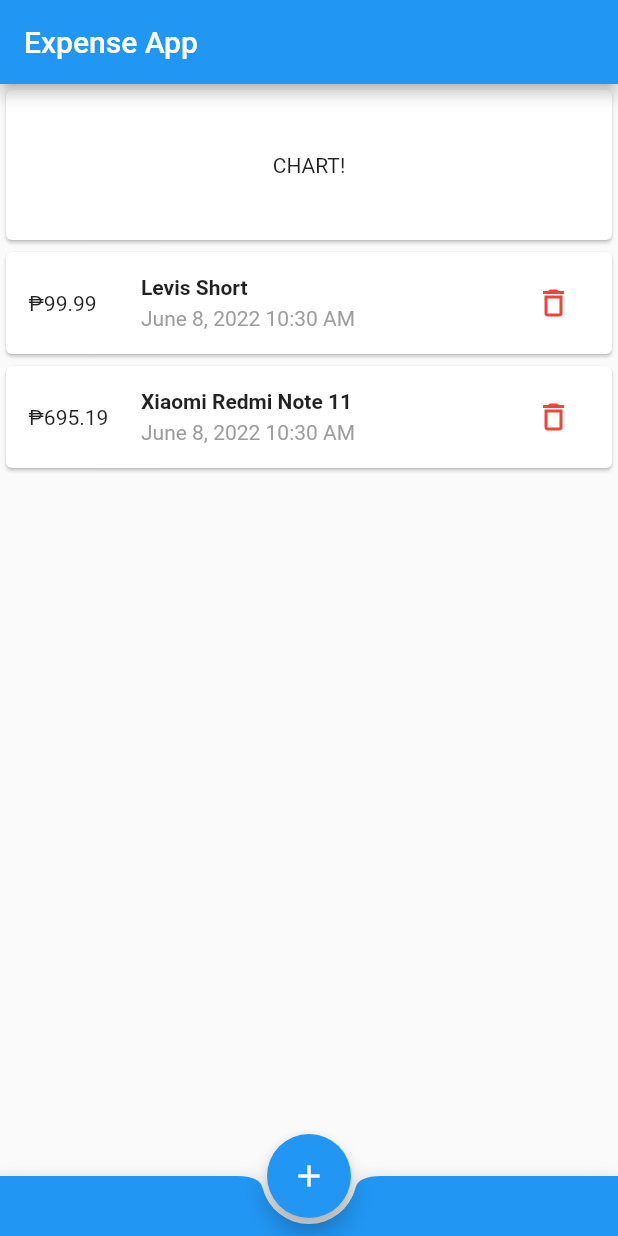
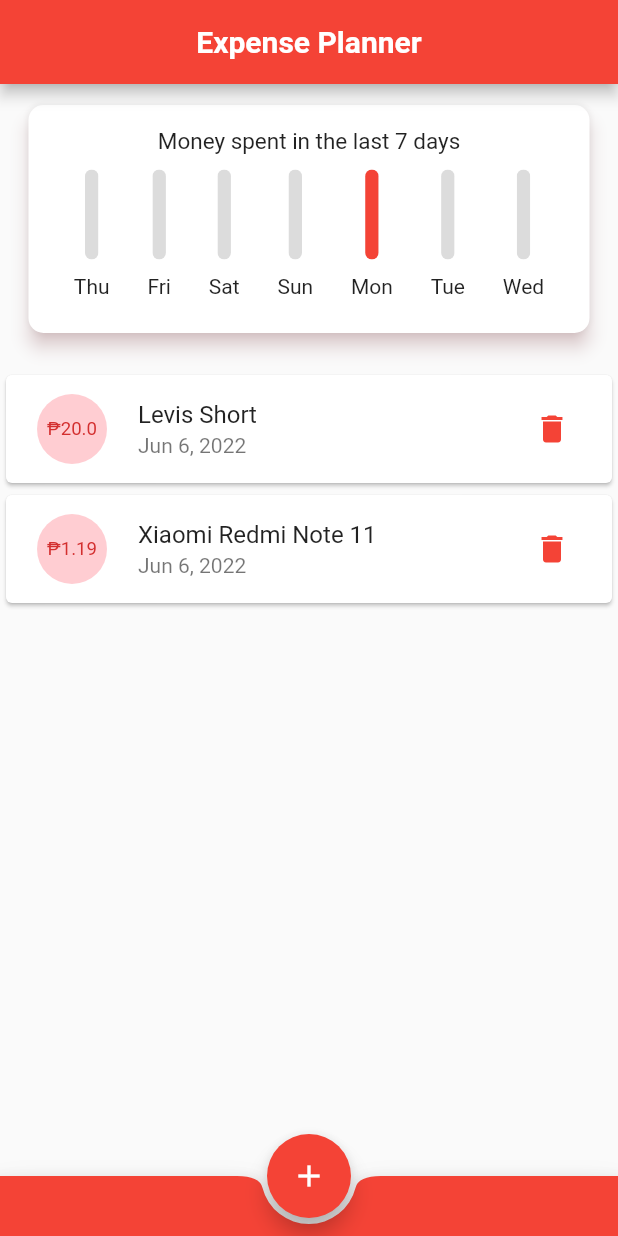
Before and after one commit to wayaneco/expense_app, a Flutter app: the screen it shows after launch, on a phone screen of 412 x 824 dp. Run offline on Flutter 3.47's test engine with Material 2 defaults, Android fonts, the phone set to English and light mode, and no system bars.

Commit message:
added bar chart

```diff
--- a/lib/main.dart
+++ b/lib/main.dart
@@ -12,12 +12,26 @@ class MyApp extends StatelessWidget {
   @override
   Widget build(BuildContext context) {
     return MaterialApp(
-        title: 'Flutter Demo',
+        title: 'Expense Planner',
         debugShowCheckedModeBanner: false,
         theme: ThemeData(
           // is not restarted.
-          primarySwatch: Colors.blue,
+          primarySwatch: Colors.red,
+          appBarTheme: const AppBarTheme(
+            centerTitle: true,
+            color: Colors.red,
+            titleTextStyle: TextStyle(
+              fontWeight: FontWeight.bold,
+              fontSize: 20,
+            ),
+          ),
+          buttonTheme: ButtonThemeData(
+            buttonColor: Theme.of(context).primaryColor,
+          ),
+          iconTheme: const IconThemeData(
+            color: Colors.grey,
+          ),
         ),
-        home: const MyHomepage());
+        home: MyHomepage());
   }
 }
--- a/lib/widgets/add_transactions.dart
+++ b/lib/widgets/add_transactions.dart
@@ -1,5 +1,6 @@
 import 'package:flutter/material.dart';
 import 'package:flutter/services.dart';
+import 'package:intl/intl.dart';
 
 class AddTransaction extends StatefulWidget {
   final addNewTransaction;
@@ -10,8 +11,17 @@ class AddTransaction extends StatefulWidget {
 }
 
 class _AddTransaction extends State<AddTransaction> {
+  final _formKey = GlobalKey<FormState>();
+
   final titleInput = TextEditingController();
   final amountInput = TextEditingController();
+  DateTime? selectedDate;
+
+  Map<String, bool> validatedFields = {
+    'titleInputValidate': false,
+    'amountInputValidate': false,
+    'selectedDateValidate': false
+  };
 
   @override
   void dispose() {
@@ -24,25 +34,64 @@ class _AddTransaction extends State<AddTransaction> {
     final enteredData = titleInput.text;
     final enteredAmount = double.parse(amountInput.text);
 
-    if (enteredData.isEmpty || enteredAmount <= 0) {
+    if (enteredData.isEmpty || enteredAmount <= 0 || selectedDate == null) {
+      setState(() {
+        validatedFields['titleInputValidate'] =
+            enteredData.isEmpty ? true : false;
+        validatedFields['amountInputValidate'] =
+            enteredAmount <= 0 ? true : false;
+        validatedFields['selectedDateValidate'] =
+            selectedDate == null ? true : false;
+      });
       return;
     }
 
-    widget.addNewTransaction(enteredData, enteredAmount);
+    widget.addNewTransaction(enteredData, enteredAmount, selectedDate);
     Navigator.pop(context);
+  }
+
+  void _presentDatePicker() {
+    showDatePicker(
+      context: context,
+      initialDate:
+          selectedDate != null ? selectedDate as DateTime : DateTime.now(),
+      firstDate: DateTime.now().subtract(
+        const Duration(days: 7),
+      ),
+      lastDate: DateTime.now(),
+    ).then(
+      (pickedDate) => {
+        if (pickedDate != null)
+          {
+            setState(
+              () {
+                selectedDate = pickedDate;
+              },
+            )
+          },
+      },
+    );
   }
 
   @override
   Widget build(BuildContext context) {
-    return Container(
+    return Form(
+      key: _formKey,
+      child: Container(
         height: 280,
         padding: const EdgeInsets.symmetric(horizontal: 15, vertical: 20),
         child: SingleChildScrollView(
-          child: Column(children: [
+          child: Column(
+            children: [
               TextField(
                 keyboardType: TextInputType.text,
                 controller: titleInput,
-              decoration: const InputDecoration(labelText: 'Title'),
+                decoration: InputDecoration(
+                  labelText: 'Title',
+                  errorText: validatedFields['selectedDateValidate'] == true
+                      ? "Error"
+                      : null,
+                ),
                 onSubmitted: (_) => submitData(),
               ),
               Container(
@@ -54,13 +103,39 @@ class _AddTransaction extends State<AddTransaction> {
                         labelText: 'Amount', prefixText: '₱'),
                     onSubmitted: (_) => submitData(),
                   )),
+              const SizedBox(
+                height: 7,
+              ),
+              Container(
+                child: Row(
+                  children: [
+                    Expanded(
+                      child: Text(
+                        selectedDate == null
+                            ? 'No Date Chosen'
+                            : DateFormat.yMMMd()
+                                .format(selectedDate as DateTime),
+                      ),
+                    ),
+                    ElevatedButton(
+                      onPressed: _presentDatePicker,
+                      child: Text('Choose Date'),
+                    )
+                  ],
+                ),
+              ),
               Container(
                 margin: const EdgeInsets.only(top: 15),
                 width: double.infinity,
                 child: ElevatedButton(
-                  onPressed: submitData, child: const Text('ADD TRANSACTION')),
+                  onPressed: submitData,
+                  child: const Text('ADD TRANSACTION'),
+                ),
               )
-          ]),
-        ));
+            ],
+          ),
+        ),
+      ),
+    );
   }
 }
--- /dev/null
+++ b/lib/widgets/bar.dart
@@ -0,0 +1,69 @@
+import 'package:flutter/material.dart';
+
+class Bar extends StatelessWidget {
+  final String label;
+  final double spendAmount;
+  final double percentageOfTotal;
+
+  const Bar(this.label, this.spendAmount, this.percentageOfTotal);
+
+  double get calculatePercentage {
+    if (percentageOfTotal.isNaN) {
+      return 0.0;
+    }
+
+    return percentageOfTotal;
+  }
+
+  @override
+  Widget build(BuildContext context) {
+    return Flexible(
+      flex: 1,
+      child: Column(
+        children: [
+          Container(
+            alignment: Alignment.bottomCenter,
+            height: 60,
+            width: 9,
+            clipBehavior: Clip.antiAliasWithSaveLayer,
+            decoration: BoxDecoration(
+              border: Border.all(width: 0.0, color: Colors.transparent),
+              borderRadius: BorderRadius.circular(20),
+            ),
+            child: Stack(
+              children: [
+                Container(
+                  color: const Color.fromRGBO(220, 220, 220, 1),
+                ),
+                Tooltip(
+                  verticalOffset: 25,
+                  decoration: BoxDecoration(
+                      color: Theme.of(context).primaryColor,
+                      borderRadius: BorderRadius.circular(5)),
+                  message: '₱${spendAmount.toStringAsFixed(2)}',
+                  triggerMode: TooltipTriggerMode.tap,
+                  showDuration: const Duration(seconds: 2),
+                  padding:
+                      const EdgeInsets.symmetric(horizontal: 10, vertical: 5),
+                  child: Align(
+                    alignment: FractionalOffset.bottomCenter,
+                    child: FractionallySizedBox(
+                      heightFactor: calculatePercentage,
+                      child: Container(
+                        color: Theme.of(context).primaryColor,
+                      ),
+                    ),
+                  ),
+                ),
+              ],
+            ),
+          ),
+          const SizedBox(
+            height: 10,
+          ),
+          Text(label)
+        ],
+      ),
+    );
+  }
+}
--- /dev/null
+++ b/lib/widgets/chart.dart
@@ -0,0 +1,74 @@
+import 'package:expense_planner/models/transaction.dart';
+import 'package:flutter/material.dart';
+import 'package:intl/intl.dart';
+
+import './bar.dart';
+import '../models/transaction.dart';
+
+class Chart extends StatelessWidget {
+  final List<Transaction> recentTransactions;
+  const Chart({Key? key, required this.recentTransactions}) : super(key: key);
+
+  List<Map<String, dynamic>> get groupedTransactionValues {
+    return List.generate(7, (index) {
+      final weekDay = DateTime.now().subtract(Duration(days: index));
+
+      double totalSpent = 0.0;
+
+      recentTransactions.forEach((tx) {
+        if (tx.date.day == weekDay.day &&
+            tx.date.month == weekDay.month &&
+            tx.date.year == weekDay.year) {
+          totalSpent += tx.amount;
+        }
+      });
+
+      return {
+        'day': DateFormat.E().format(weekDay).substring(0),
+        'amount': totalSpent,
+      };
+    }).reversed.toList();
+  }
+
+  double get totalSpentInAWeek {
+    return groupedTransactionValues.fold(
+        0.0, (total, tx) => total += tx['amount'] as double);
+  }
+
+  @override
+  Widget build(BuildContext context) {
+    return Card(
+      elevation: 5,
+      shadowColor: Theme.of(context).primaryColorLight,
+      shape: RoundedRectangleBorder(borderRadius: BorderRadius.circular(10)),
+      child: Padding(
+        padding: EdgeInsets.symmetric(horizontal: 5, vertical: 15),
+        child: Column(children: [
+          Container(
+            child: Center(
+              child: Text(
+                'Money spent in the last 7 days',
+                style: TextStyle(fontSize: 15),
+              ),
+            ),
+          ),
+          SizedBox(
+            height: 10,
+          ),
+          Row(
+            mainAxisAlignment: MainAxisAlignment.spaceEvenly,
+            children: groupedTransactionValues.map(
+              (tx) {
+                return Bar(
+                  tx['day'] as String,
+                  (tx['amount'] ?? 0.0) as double,
+                  (tx['amount'] as double) / totalSpentInAWeek,
+                );
+              },
+            ).toList(),
+          )
+        ]),
+      ),
+    );
+  }
+}
--- a/lib/widgets/homepage.dart
+++ b/lib/widgets/homepage.dart
@@ -3,12 +3,16 @@ import 'package:flutter/material.dart';
 import './user_transactions.dart';
 
 class MyHomepage extends StatelessWidget {
-  const MyHomepage({Key? key}) : super(key: key);
+  MyHomepage({Key? key}) : super(key: key);
+
+  final appBar = AppBar(
+    title: const Text('Expense Planner'),
+  );
 
   @override
   Widget build(BuildContext context) {
     return Scaffold(
-      appBar: AppBar(title: const Text('Expense App')),
+      appBar: appBar,
       body: const UserTransactions(),
     );
   }
--- a/lib/widgets/transaction_item.dart
+++ b/lib/widgets/transaction_item.dart
@@ -2,56 +2,54 @@ import 'package:flutter/material.dart';
 import 'package:intl/intl.dart';
 
 class TransactionItem extends StatelessWidget {
+  final String id;
   final String title;
   final double amount;
   final DateTime date;
+  final deleteTransaction;
 
-  const TransactionItem(
-      {Key? key, required this.title, required this.amount, required this.date})
-      : super(key: key);
+  const TransactionItem({
+    Key? key,
+    required this.id,
+    required this.title,
+    required this.amount,
+    required this.date,
+    this.deleteTransaction,
+  }) : super(key: key);
 
   @override
   Widget build(BuildContext context) {
     return Card(
-      child: Container(
-          padding: const EdgeInsets.symmetric(vertical: 10, horizontal: 15),
-          child: Row(
-            children: [
-              Container(
-                width: 65,
-                margin: const EdgeInsets.only(right: 10),
-                child: Text(
-                  '₱${amount.toString()}',
+      elevation: 1.1,
+      child: ListTile(
+        leading: FittedBox(
+          alignment: Alignment.center,
+          child: Padding(
+            padding: const EdgeInsets.all(6),
+            child: CircleAvatar(
+              backgroundColor: Theme.of(context).primaryColorLight,
+              radius: 30,
+              child: Padding(
+                padding: EdgeInsets.all(6),
+                child: FittedBox(
+                  child: Text('₱${amount.toString()}'),
                 ),
               ),
-              Expanded(
-                  child: Column(
-                crossAxisAlignment: CrossAxisAlignment.start,
-                children: [
-                  Container(
-                    margin: const EdgeInsets.only(bottom: 5),
-                    child: Text(
-                      title,
-                      style: const TextStyle(
-                        fontWeight: FontWeight.bold,
-                      ),
-                    ),
-                  ),
-                  Text(
-                    DateFormat('MMMM d, y h:m a').format(date),
-                    style: const TextStyle(color: Colors.grey),
-                  ),
-                ],
-              )),
-              IconButton(
-                  padding: const EdgeInsets.all(0),
-                  onPressed: () {},
-                  icon: const Icon(
-                    Icons.delete_outline_outlined,
-                    color: Colors.red,
-                  ))
-            ],
-          )),
+            ),
+          ),
+        ),
+        title: Text('$title'),
+        subtitle: Text(DateFormat.yMMMd().format(date)),
+        trailing: IconButton(
+          icon: Icon(Icons.delete),
+          color: Theme.of(context).primaryColor,
+          splashColor: Colors.transparent,
+          highlightColor: Colors.transparent,
+          onPressed: () {
+            deleteTransaction(id);
+          },
+        ),
+      ),
     );
   }
 }
--- a/lib/widgets/transaction_list.dart
+++ b/lib/widgets/transaction_list.dart
@@ -7,8 +7,10 @@ import '../models/transaction.dart';
 
 class TransactionList extends StatelessWidget {
   final List<Transaction> transactions;
+  void Function(String)? deleteTransaction;
 
-  const TransactionList({Key? key, required this.transactions})
+  TransactionList(
+      {Key? key, required this.transactions, this.deleteTransaction})
       : super(key: key);
 
   @override
@@ -19,11 +21,15 @@ class TransactionList extends StatelessWidget {
         child: ListView.builder(
           itemBuilder: (_, index) {
             return TransactionItem(
+                id: transactions[index].id,
                 title: transactions[index].title,
                 amount: transactions[index].amount,
-                    date: transactions[index].date);
+                date: transactions[index].date,
+                deleteTransaction: deleteTransaction);
           },
           itemCount: transactions.length,
-            )));
+        ),
+      ),
+    );
   }
 }
--- a/lib/widgets/user_transactions.dart
+++ b/lib/widgets/user_transactions.dart
@@ -2,6 +2,7 @@ import 'package:flutter/material.dart';
 
 import './transaction_list.dart';
 import './add_transactions.dart';
+import './chart.dart';
 
 import '../models/transaction.dart';
 
@@ -15,38 +16,58 @@ class UserTransactions extends StatefulWidget {
 class _UserTransactionsState extends State<UserTransactions> {
   final List<Transaction> _transactions = [
     Transaction(
-        id: '1', title: 'Levis Short', amount: 99.99, date: DateTime.now()),
+        id: DateTime.now().toString(),
+        title: 'Levis Short',
+        amount: 20.0,
+        date: DateTime.now().subtract(const Duration(days: 2))),
     Transaction(
-        id: '2',
+        id: DateTime.now().toString(),
         title: 'Xiaomi Redmi Note 11',
-        amount: 695.19,
-        date: DateTime.now())
+        amount: 1.19,
+        date: DateTime.now().subtract(const Duration(days: 2)))
   ];
 
-  void _addNewTransaction(String title, double amount) {
+  void _addNewTransaction(String title, double amount, DateTime date) {
     final newTransaction = Transaction(
-        id: DateTime.now().toString(),
-        title: title,
-        amount: amount,
-        date: DateTime.now());
+      id: DateTime.now().toString(),
+      title: title,
+      amount: amount,
+      date: date,
+    );
     setState(() {
       _transactions.add(newTransaction);
+    });
+  }
+
+  void _deleteTransaction(String id) {
+    setState(() {
+      _transactions.removeWhere((tx) => tx.id == id);
     });
   }
 
   @override
   Widget build(BuildContext context) {
     return Scaffold(
-      body: Column(crossAxisAlignment: CrossAxisAlignment.stretch, children: [
-        Card(
-          child: Container(
-            padding: const EdgeInsets.symmetric(vertical: 10, horizontal: 20),
-            height: 100,
-            child: const Center(child: Text('CHART!')),
+      body: Column(
+        crossAxisAlignment: CrossAxisAlignment.stretch,
+        children: [
+          Container(
+            height: 180,
+            margin: const EdgeInsets.only(bottom: 10),
+            padding: const EdgeInsets.symmetric(vertical: 10, horizontal: 15),
+            child: Chart(
+              recentTransactions: _transactions,
+            ),
           ),
-        ),
-        TransactionList(transactions: _transactions),
-      ]),
+          _transactions.isNotEmpty
+              ? TransactionList(
+                  transactions: _transactions,
+                  deleteTransaction: _deleteTransaction)
+              : Container(
+                  color: Colors.red,
+                ),
+        ],
+      ),
       extendBody: true,
       bottomNavigationBar: BottomAppBar(
           color: Theme.of(context).primaryColor,
```
Lines whose indentation alone changed are shown as unchanged.
